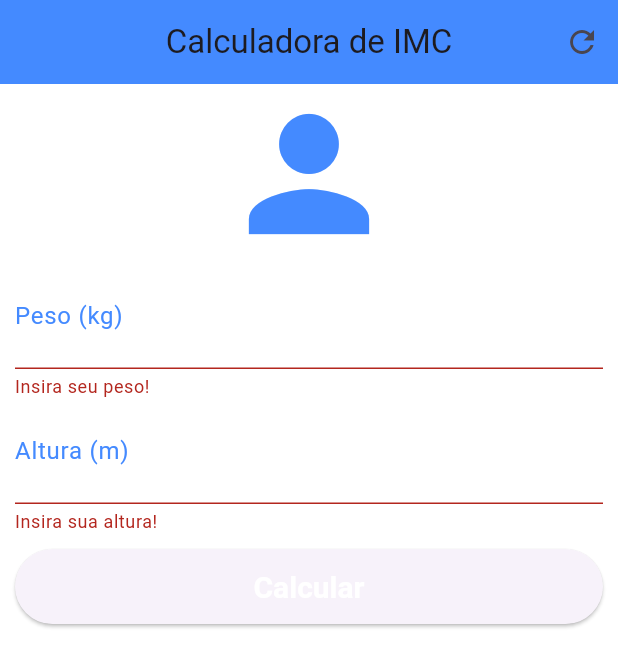
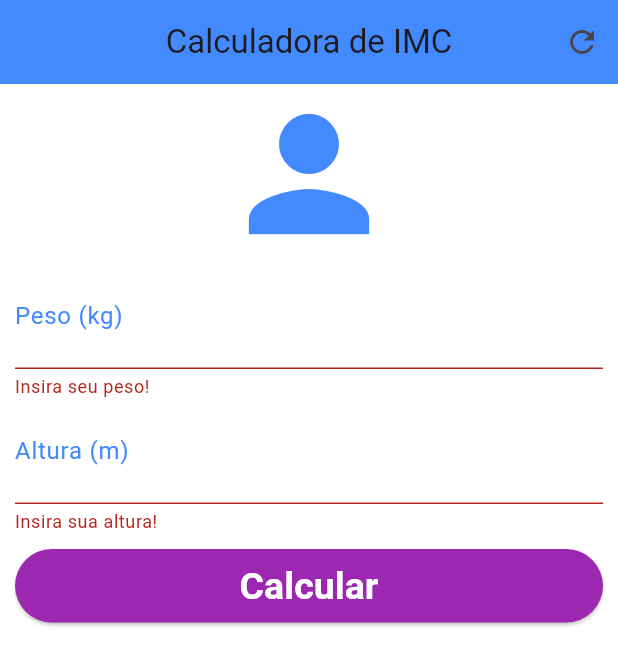
Before and after one commit to itamir/f_imc_2_ext, a Flutter app: the screen it shows after launch, after a tap on "Calcular", on a phone screen of 412 x 824 dp. Shown: the top 667 px of the screen. Run offline on Flutter 3.47's test engine with Material 3 defaults, Android fonts, the phone set to English and light mode, and no system bars.

Commit message:
style update

```diff
--- a/lib/ui/home.dart
+++ b/lib/ui/home.dart
@@ -72,23 +72,21 @@ class _HomeState extends State<Home> {
               ),
               Padding(
                   padding: EdgeInsets.only(top: 10.0, bottom: 10.0),
-                  child: Container(
-                      height: 50.0,
                   child: ElevatedButton(
                     onPressed: () {
-                          if (_formKey.currentState!.validate()) {
-                            _calcular();
-                          }
+                      if (_formKey.currentState!.validate()) _calcular();
                     },
+                    style: ElevatedButton.styleFrom(
+                        backgroundColor: Colors.purple,
+                        padding:
+                            EdgeInsets.symmetric(horizontal: 20, vertical: 10),
+                        textStyle: TextStyle(
+                            fontSize: 30, fontWeight: FontWeight.bold)),
                     child: Text(
                       "Calcular",
-                          style: TextStyle(color: Colors.white, fontSize: 20.0),
+                      style: TextStyle(color: Colors.white, fontSize: 25.0),
                     ),
-                        style: ElevatedButton.styleFrom(
-                            //  primary: Colors.blue,
-                            textStyle: TextStyle(
-                                fontSize: 30, fontWeight: FontWeight.bold)),
-                      ))),
+                  )),
             ], //<widget>[]
           ),
         ),
```
Also changed, not shown: pubspec.lock, 3 other files. Lines whose indentation alone changed are shown as unchanged.
